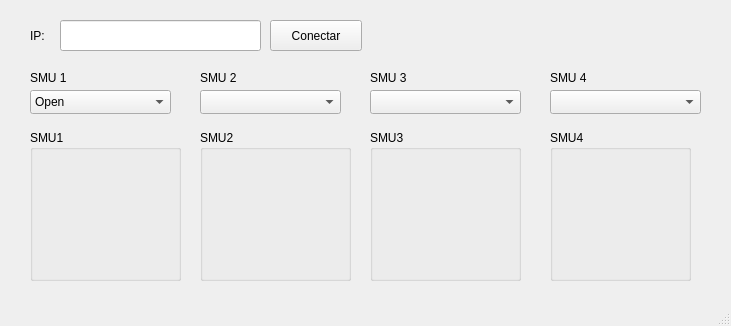
First picture: the form in ui/Keithley.ui, repository jsantos17/Tesis, before the edit.
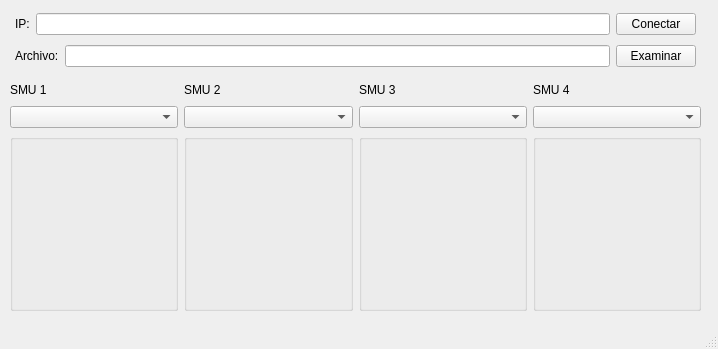
Second picture: the form after the edit.

Commit message: Initial implementation of self-modifying GUI

Patch:
```diff
--- a/ui/Keithley.ui
+++ b/ui/Keithley.ui
@@ -6,169 +6,183 @@
    <rect>
     <x>0</x>
     <y>0</y>
-    <width>731</width>
-    <height>326</height>
+    <width>718</width>
+    <height>349</height>
    </rect>
   </property>
   <property name="windowTitle">
    <string>SMU</string>
   </property>
   <widget class="QWidget" name="centralwidget">
+   <widget class="QWidget" name="horizontalLayoutWidget">
+    <property name="geometry">
+     <rect>
+      <x>10</x>
+      <y>80</y>
+      <width>691</width>
+      <height>231</height>
+     </rect>
+    </property>
+    <layout class="QHBoxLayout" name="mainLayout">
+     <item>
+      <layout class="QVBoxLayout" name="verticalLayout">
+       <item>
    <widget class="QLabel" name="smu1_label">
-    <property name="geometry">
-     <rect>
-      <x>30</x>
-      <y>70</y>
-      <width>62</width>
-      <height>16</height>
-     </rect>
+         <property name="maximumSize">
+          <size>
+           <width>16777215</width>
+           <height>20</height>
+          </size>
     </property>
     <property name="text">
      <string>SMU 1</string>
     </property>
    </widget>
-   <widget class="QComboBox" name="smu1_combo">
-    <property name="geometry">
-     <rect>
-      <x>30</x>
-      <y>90</y>
-      <width>141</width>
-      <height>24</height>
-     </rect>
-    </property>
-    <item>
-     <property name="text">
-      <string>Open</string>
-     </property>
     </item>
     <item>
-     <property name="text">
-      <string>Current Bias</string>
-     </property>
+        <widget class="QComboBox" name="smu1_combo"/>
     </item>
     <item>
-     <property name="text">
-      <string>Current Sweep</string>
-     </property>
-    </item>
-    <item>
-     <property name="text">
-      <string>Current List Sweep</string>
-     </property>
-    </item>
-    <item>
-     <property name="text">
-      <string>Current Step</string>
-     </property>
-    </item>
-    <item>
-     <property name="text">
-      <string>Voltage Bias</string>
-     </property>
-    </item>
-    <item>
-     <property name="text">
-      <string>Voltage Sweep</string>
-     </property>
-    </item>
-    <item>
-     <property name="text">
-      <string>Voltage List Sweep</string>
-     </property>
-    </item>
-    <item>
-     <property name="text">
-      <string>Voltage Step</string>
-     </property>
-    </item>
-   </widget>
+        <widget class="QGroupBox" name="smu1_groupbox">
+         <property name="minimumSize">
+          <size>
+           <width>0</width>
+           <height>20</height>
+          </size>
+         </property>
+         <property name="maximumSize">
+          <size>
+           <width>16777215</width>
+           <height>16777215</height>
+          </size>
+         </property>
+         <property name="title">
+          <string/>
+         </property>
+        </widget>
+       </item>
+      </layout>
+     </item>
+     <item>
+      <layout class="QVBoxLayout" name="verticalLayout_2">
+       <item>
    <widget class="QLabel" name="smu2_label">
-    <property name="geometry">
-     <rect>
-      <x>200</x>
-      <y>70</y>
-      <width>62</width>
-      <height>16</height>
-     </rect>
+         <property name="maximumSize">
+          <size>
+           <width>16777215</width>
+           <height>20</height>
+          </size>
     </property>
     <property name="text">
      <string>SMU 2</string>
     </property>
    </widget>
-   <widget class="QComboBox" name="smu2_combo">
-    <property name="geometry">
-     <rect>
-      <x>200</x>
-      <y>90</y>
-      <width>141</width>
-      <height>24</height>
-     </rect>
-    </property>
-   </widget>
+       </item>
+       <item>
+        <widget class="QComboBox" name="smu2_combo"/>
+       </item>
+       <item>
+        <widget class="QGroupBox" name="smu2_groupbox">
+         <property name="minimumSize">
+          <size>
+           <width>0</width>
+           <height>20</height>
+          </size>
+         </property>
+         <property name="maximumSize">
+          <size>
+           <width>16777215</width>
+           <height>16777215</height>
+          </size>
+         </property>
+         <property name="title">
+          <string/>
+         </property>
+        </widget>
+       </item>
+      </layout>
+     </item>
+     <item>
+      <layout class="QVBoxLayout" name="verticalLayout_3">
+       <item>
    <widget class="QLabel" name="smu3_label">
-    <property name="geometry">
-     <rect>
-      <x>370</x>
-      <y>70</y>
-      <width>62</width>
-      <height>16</height>
-     </rect>
+         <property name="maximumSize">
+          <size>
+           <width>16777215</width>
+           <height>20</height>
+          </size>
     </property>
     <property name="text">
      <string>SMU 3</string>
     </property>
    </widget>
-   <widget class="QComboBox" name="smu3_combo">
-    <property name="geometry">
-     <rect>
-      <x>370</x>
-      <y>90</y>
-      <width>151</width>
-      <height>24</height>
-     </rect>
-    </property>
-   </widget>
-   <widget class="QComboBox" name="smu4_combo">
-    <property name="geometry">
-     <rect>
-      <x>550</x>
-      <y>90</y>
-      <width>151</width>
-      <height>24</height>
-     </rect>
-    </property>
-   </widget>
+       </item>
+       <item>
+        <widget class="QComboBox" name="smu3_combo"/>
+       </item>
+       <item>
+        <widget class="QGroupBox" name="smu3_groupbox">
+         <property name="maximumSize">
+          <size>
+           <width>16777215</width>
+           <height>16777215</height>
+          </size>
+         </property>
+         <property name="title">
+          <string/>
+         </property>
+        </widget>
+       </item>
+      </layout>
+     </item>
+     <item>
+      <layout class="QVBoxLayout" name="verticalLayout_4">
+       <item>
    <widget class="QLabel" name="smu4_label">
-    <property name="geometry">
-     <rect>
-      <x>550</x>
-      <y>70</y>
-      <width>62</width>
-      <height>16</height>
-     </rect>
+         <property name="maximumSize">
+          <size>
+           <width>16777215</width>
+           <height>20</height>
+          </size>
     </property>
     <property name="text">
      <string>SMU 4</string>
     </property>
    </widget>
-   <widget class="QLineEdit" name="ipField">
+       </item>
+       <item>
+        <widget class="QComboBox" name="smu4_combo"/>
+       </item>
+       <item>
+        <widget class="QGroupBox" name="smu3_groupbox_2">
+         <property name="title">
+          <string/>
+         </property>
+        </widget>
+       </item>
+      </layout>
+     </item>
+    </layout>
+   </widget>
+   <widget class="QWidget" name="verticalLayoutWidget_5">
     <property name="geometry">
      <rect>
-      <x>60</x>
-      <y>20</y>
-      <width>201</width>
-      <height>31</height>
+      <x>15</x>
+      <y>9</y>
+      <width>681</width>
+      <height>64</height>
      </rect>
     </property>
-   </widget>
+    <layout class="QVBoxLayout" name="ip_file_layout" stretch="0,0">
+     <item>
+      <layout class="QHBoxLayout" name="horizontalLayout">
+       <item>
    <widget class="QLabel" name="ipLabel">
-    <property name="geometry">
-     <rect>
-      <x>30</x>
-      <y>20</y>
-      <width>31</width>
-      <height>31</height>
-     </rect>
+         <property name="maximumSize">
+          <size>
+           <width>16777215</width>
+           <height>25</height>
+          </size>
     </property>
     <property name="text">
      <string>IP:</string>
@@ -177,70 +191,61 @@
      <bool>true</bool>
     </property>
    </widget>
+       </item>
+       <item>
+        <widget class="QLineEdit" name="ipField">
+         <property name="maximumSize">
+          <size>
+           <width>16777215</width>
+           <height>25</height>
+          </size>
+         </property>
+        </widget>
+       </item>
+       <item>
    <widget class="QPushButton" name="connect_button">
-    <property name="geometry">
-     <rect>
-      <x>270</x>
-      <y>20</y>
-      <width>92</width>
-      <height>31</height>
-     </rect>
-    </property>
     <property name="text">
      <string>Conectar</string>
     </property>
    </widget>
-   <widget class="QGroupBox" name="SMU1_GroupBox">
-    <property name="geometry">
-     <rect>
-      <x>30</x>
-      <y>130</y>
-      <width>151</width>
-      <height>151</height>
-     </rect>
-    </property>
-    <property name="title">
-     <string>SMU1</string>
-    </property>
-   </widget>
-   <widget class="QGroupBox" name="SMU2_GroupBox">
-    <property name="geometry">
-     <rect>
-      <x>200</x>
-      <y>130</y>
-      <width>151</width>
-      <height>151</height>
-     </rect>
-    </property>
-    <property name="title">
-     <string>SMU2</string>
-    </property>
-   </widget>
-   <widget class="QGroupBox" name="SMU3_GroupBox">
-    <property name="geometry">
-     <rect>
-      <x>370</x>
-      <y>130</y>
-      <width>151</width>
-      <height>151</height>
-     </rect>
-    </property>
-    <property name="title">
-     <string>SMU3</string>
-    </property>
-   </widget>
-   <widget class="QGroupBox" name="SMU4_GroupBox">
-    <property name="geometry">
-     <rect>
-      <x>550</x>
-      <y>130</y>
-      <width>141</width>
-      <height>151</height>
-     </rect>
-    </property>
-    <property name="title">
-     <string>SMU4</string>
-    </property>
+       </item>
+      </layout>
+     </item>
+     <item>
+      <layout class="QHBoxLayout" name="horizontalLayout_2">
+       <item>
+        <widget class="QLabel" name="label">
+         <property name="maximumSize">
+          <size>
+           <width>16777215</width>
+           <height>25</height>
+          </size>
+         </property>
+         <property name="text">
+          <string>Archivo:</string>
+         </property>
+        </widget>
+       </item>
+       <item>
+        <widget class="QLineEdit" name="lineEdit">
+         <property name="maximumSize">
+          <size>
+           <width>16777215</width>
+           <height>25</height>
+          </size>
+         </property>
+        </widget>
+       </item>
+       <item>
+        <widget class="QPushButton" name="pushButton">
+         <property name="text">
+          <string>Examinar</string>
+         </property>
+        </widget>
+       </item>
+      </layout>
+     </item>
+    </layout>
    </widget>
   </widget>
   <widget class="QStatusBar" name="statusbar"/>
```
Left out of the diff: 3 changed lines with no effect on the pictures. Lines whose indentation alone changed are shown as unchanged. The commit also changes 4 other files.
